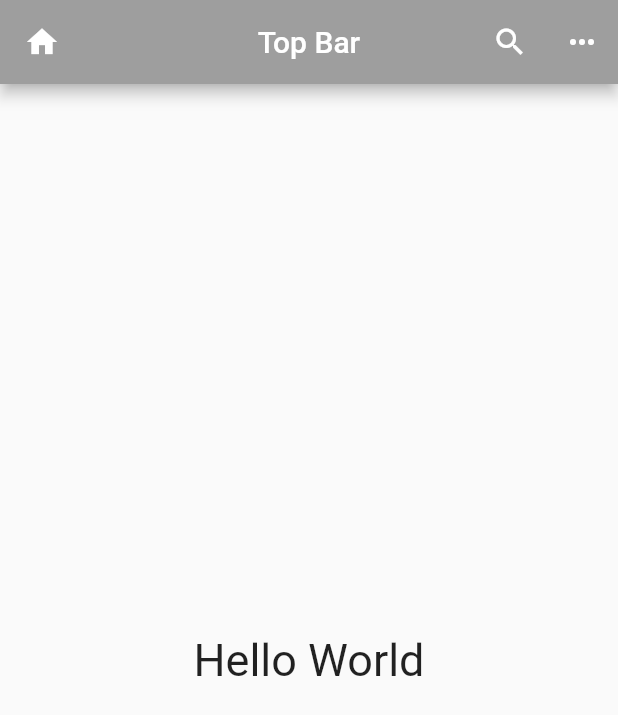
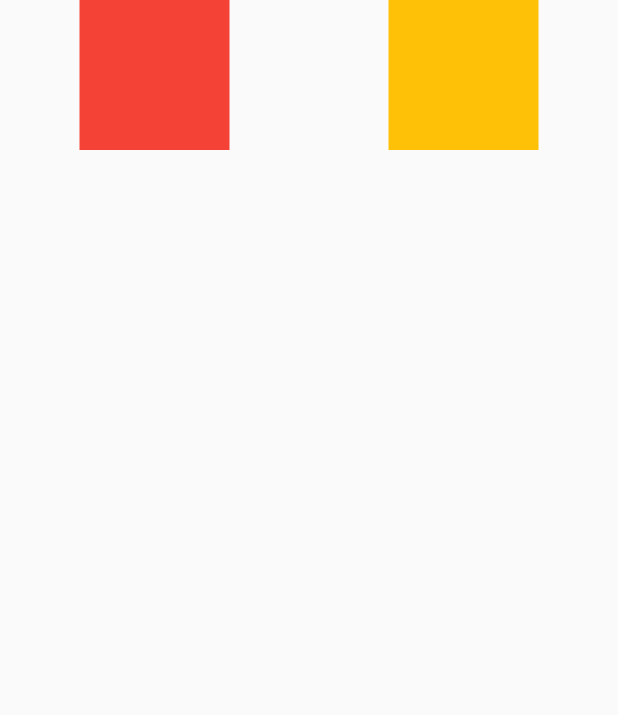
Before and after one commit to harikrishnanr-live/flutter_app1, a Flutter app: the screen it shows after launch, on a phone screen of 412 x 824 dp. Shown: the top 715 px of the screen. Run offline on Flutter 3.47's test engine with Material 2 defaults, Android fonts, the phone set to English and light mode, and no system bars.

Commit message:
flutter app 1

```diff
--- a/lib/main.dart
+++ b/lib/main.dart
@@ -1,4 +1,5 @@
 import 'package:flutter/material.dart';
+import './widgets/row_column.dart';
 
 void main() {
   runApp(FirstApp());
@@ -9,20 +10,6 @@ class FirstApp extends StatelessWidget {
 
   @override
   Widget build(BuildContext context) {
-    return MaterialApp(
-        title: 'First App',
-        home: Scaffold(
-            appBar: AppBar(
-              title: Text("Top Bar"),
-              centerTitle: true,
-              backgroundColor: Colors.grey,
-              leading: IconButton(onPressed: (){}, icon: Icon(Icons.home)),
-              actions: [
-                IconButton(onPressed: (){}, icon: Icon(Icons.search)),
-                IconButton(onPressed: (){}, icon: Icon(Icons.more_horiz_outlined))],
-            ),
-            body: Center(
-              child: Text("Hello World", style: TextStyle(fontSize: 30)),
-            )));
+    return MaterialApp(title: 'First App', home: RowColumnWidget());
   }
 }
--- /dev/null
+++ b/lib/widgets/row_column.dart
@@ -0,0 +1,23 @@
+import 'package:flutter/material.dart';
+
+class RowColumnWidget extends StatelessWidget {
+  @override
+  Widget build(BuildContext context) {
+    return Scaffold(
+        body: Row(
+      mainAxisAlignment: MainAxisAlignment.spaceAround,
+      children: [
+        Container(
+          width: 100,
+          height: 100,
+          color: Colors.red,
+        ),
+        Container(
+          width: 100,
+          height: 100,
+          color: Colors.amber,
+        )
+      ],
+    ));
+  }
+}
```
Also changed, not shown: lib/widgets/button_widget.dart (added, +8 -0 lines), lib/widgets/container.dart (added, +27 -0 lines).
